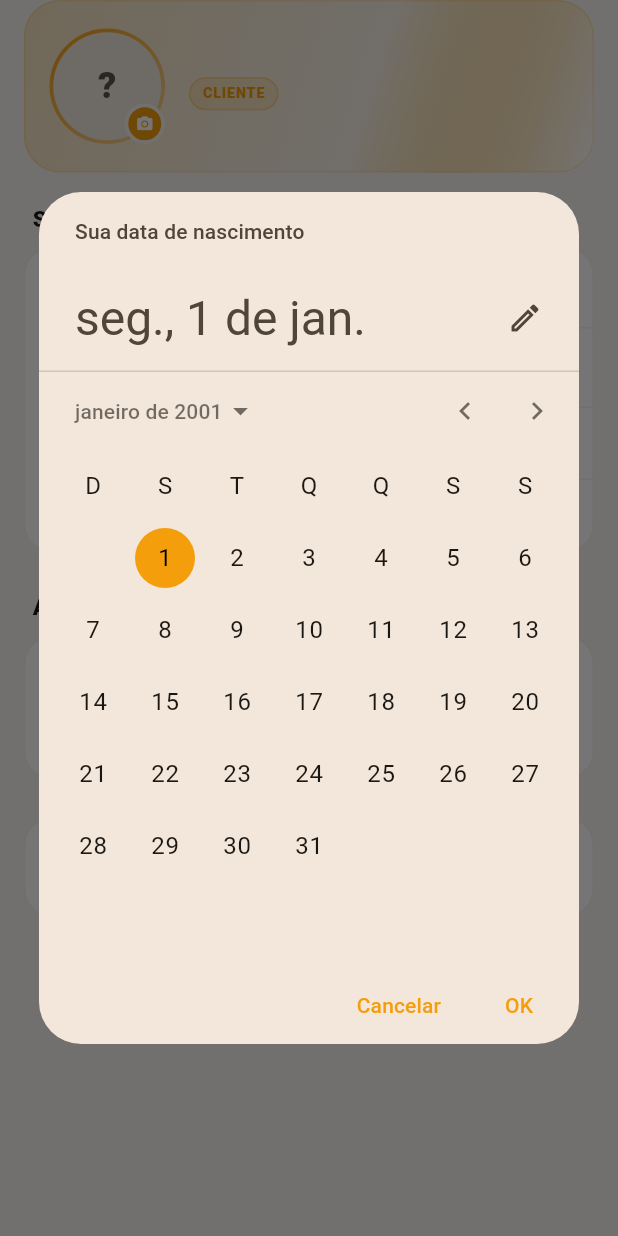
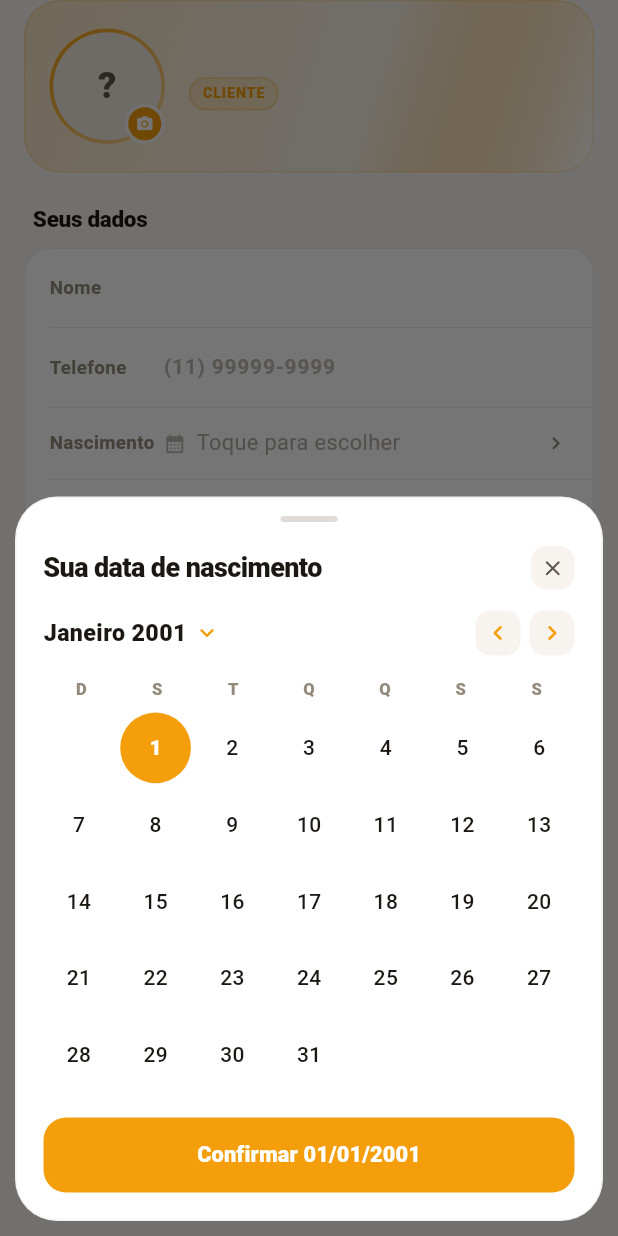
Before and after one commit to alexanderjr02/barbearias-app, a Flutter app: the ProfileScreen screen opened directly, after a tap on "Nascimento", on a phone screen of 412 x 824 dp. Run offline on Flutter 3.47's test engine with Material 3 defaults, Android fonts, the phone set to English and light mode, and no system bars; our stand-ins replace dio, fl_chart, flutter_secure_storage, flutter_tts, google_sign_in, image_picker and 5 more; accounts and stored records are empty; network calls fail.

Commit message:
feat: calendário próprio, cards de barbeiro menores e sem ícone de bolo
O showDatePicker do Material carrega a cara do Material 2 e ignora a cor da
marca — num app white-label isso aparece na hora. Calendário próprio em
bottom sheet: herda o acento, abre de baixo (onde o polegar está) e marca o
dia de hoje com anel.

Detalhe que importa no perfil: tocar no nome do mês abre a grade de anos.
Escolher 1995 paginando mês a mês seriam ~370 toques — o seletor de ano não
é enfeite, é o que torna a data de nascimento preenchível.

Cards de barbeiro: 116 -> 92 de largura, avatar 32 -> 25. Cabem mais na tela
sem rolar, que é o ponto de uma lista de escolha.

Co-Authored-By: Claude Opus 4.8 <noreply@anthropic.com>

```diff
--- /dev/null
+++ b/mobile/lib/core/widgets/cortix_date_picker.dart
@@ -0,0 +1,343 @@
+import 'package:flutter/material.dart';
+import '../theme/app_theme.dart';
+
+/// Calendário próprio, em bottom sheet.
+///
+/// O `showDatePicker` do Material carrega a cara do Material 2 e ignora a cor
+/// da marca da barbearia — num app white-label isso aparece feio na hora. Este
+/// aqui herda o acento, abre de baixo (onde o polegar está) e, quando o
+/// intervalo é longo, deixa saltar direto para o ano: escolher 1995 paginando
+/// mês a mês são 370 toques.
+Future<DateTime?> showCortixDatePicker({
+  required BuildContext context,
+  required DateTime initialDate,
+  required DateTime firstDate,
+  required DateTime lastDate,
+  String title = 'Escolha a data',
+}) {
+  return showModalBottomSheet<DateTime>(
+    context: context,
+    isScrollControlled: true,
+    backgroundColor: Colors.transparent,
+    builder: (_) => _CortixDatePicker(
+      initialDate: initialDate,
+      firstDate: firstDate,
+      lastDate: lastDate,
+      title: title,
+    ),
+  );
+}
+
+class _CortixDatePicker extends StatefulWidget {
+  final DateTime initialDate, firstDate, lastDate;
+  final String title;
+  const _CortixDatePicker({
+    required this.initialDate,
+    required this.firstDate,
+    required this.lastDate,
+    required this.title,
+  });
+
+  @override
+  State<_CortixDatePicker> createState() => _CortixDatePickerState();
+}
+
+class _CortixDatePickerState extends State<_CortixDatePicker> {
+  late DateTime _selected;
+  late DateTime _month;
+  bool _pickingYear = false;
+
+  static const _monthNames = [
+    'Janeiro', 'Fevereiro', 'Março', 'Abril', 'Maio', 'Junho',
+    'Julho', 'Agosto', 'Setembro', 'Outubro', 'Novembro', 'Dezembro',
+  ];
+  static const _weekdays = ['D', 'S', 'T', 'Q', 'Q', 'S', 'S'];
+
+  @override
+  void initState() {
+    super.initState();
+    _selected = _clamp(widget.initialDate);
+    _month = DateTime(_selected.year, _selected.month);
+  }
+
+  DateTime _clamp(DateTime d) {
+    if (d.isBefore(widget.firstDate)) return widget.firstDate;
+    if (d.isAfter(widget.lastDate)) return widget.lastDate;
+    return d;
+  }
+
+  bool _sameDay(DateTime a, DateTime b) => a.year == b.year && a.month == b.month && a.day == b.day;
+
+  bool _enabled(DateTime d) {
+    final day = DateTime(d.year, d.month, d.day);
+    final first = DateTime(widget.firstDate.year, widget.firstDate.month, widget.firstDate.day);
+    final last = DateTime(widget.lastDate.year, widget.lastDate.month, widget.lastDate.day);
+    return !day.isBefore(first) && !day.isAfter(last);
+  }
+
+  bool get _canPrev => _month.isAfter(DateTime(widget.firstDate.year, widget.firstDate.month));
+  bool get _canNext => _month.isBefore(DateTime(widget.lastDate.year, widget.lastDate.month));
+
+  void _shiftMonth(int by) {
+    setState(() => _month = DateTime(_month.year, _month.month + by));
+  }
+
+  @override
+  Widget build(BuildContext context) {
+    final palette = AppPalette.of(context);
+    final accent = Theme.of(context).colorScheme.primary;
+
+    return Container(
+      margin: const EdgeInsets.all(10),
+      padding: const EdgeInsets.fromLTRB(18, 12, 18, 18),
+      decoration: BoxDecoration(
+        color: palette.surface,
+        borderRadius: BorderRadius.circular(28),
+        border: Border.all(color: palette.textFaint.withValues(alpha: 0.12)),
+      ),
+      child: SafeArea(
+        top: false,
+        child: Column(
+          mainAxisSize: MainAxisSize.min,
+          children: [
+            // Puxador — sinaliza que dá pra arrastar pra fechar.
+            Container(
+              width: 38,
+              height: 4,
+              decoration: BoxDecoration(
+                color: palette.textFaint.withValues(alpha: 0.3),
+                borderRadius: BorderRadius.circular(10),
+              ),
+            ),
+            const SizedBox(height: 16),
+            Row(
+              children: [
+                Expanded(
+                  child: Text(widget.title,
+                      style: TextStyle(
+                        color: palette.textPrimary,
+                        fontSize: 18,
+                        fontWeight: FontWeight.w900,
+                        letterSpacing: -0.4,
+                      )),
+                ),
+                GestureDetector(
+                  onTap: () => Navigator.of(context).pop(),
+                  child: Container(
+                    padding: const EdgeInsets.all(6),
+                    decoration: BoxDecoration(
+                      color: palette.bg,
+                      borderRadius: BorderRadius.circular(10),
+                    ),
+                    child: Icon(Icons.close_rounded, size: 17, color: palette.textSecondary),
+                  ),
+                ),
+              ],
+            ),
+            const SizedBox(height: 14),
+
+            // Cabeçalho do mês. Tocar no nome abre a lista de anos.
+            Row(
+              children: [
+                GestureDetector(
+                  onTap: () => setState(() => _pickingYear = !_pickingYear),
+                  child: Row(
+                    children: [
+                      Text(
+                        _pickingYear ? 'Escolha o ano' : '${_monthNames[_month.month - 1]} ${_month.year}',
+                        style: TextStyle(
+                          color: palette.textPrimary,
+                          fontSize: 15.5,
+                          fontWeight: FontWeight.w800,
+                        ),
+                      ),
+                      const SizedBox(width: 4),
+                      AnimatedRotation(
+                        turns: _pickingYear ? 0.5 : 0,
+                        duration: const Duration(milliseconds: 200),
+                        child: Icon(Icons.expand_more_rounded, size: 19, color: accent),
+                      ),
+                    ],
+                  ),
+                ),
+                const Spacer(),
+                if (!_pickingYear) ...[
+                  _NavBtn(icon: Icons.chevron_left_rounded, enabled: _canPrev, accent: accent, palette: palette, onTap: () => _shiftMonth(-1)),
+                  const SizedBox(width: 6),
+                  _NavBtn(icon: Icons.chevron_right_rounded, enabled: _canNext, accent: accent, palette: palette, onTap: () => _shiftMonth(1)),
+                ],
+              ],
+            ),
+            const SizedBox(height: 14),
+
+            SizedBox(
+              height: 280,
+              child: _pickingYear
+                  ? _yearGrid(palette, accent)
+                  : Column(
+                      children: [
+                        Row(
+                          children: [
+                            for (final w in _weekdays)
+                              Expanded(
+                                child: Center(
+                                  child: Text(w,
+                                      style: TextStyle(
+                                        color: palette.textFaint,
+                                        fontSize: 11,
+                                        fontWeight: FontWeight.w800,
+                                      )),
+                                ),
+                              ),
+                          ],
+                        ),
+                        const SizedBox(height: 8),
+                        Expanded(child: _dayGrid(palette, accent)),
+                      ],
+                    ),
+            ),
+
+            const SizedBox(height: 14),
+            SizedBox(
+              width: double.infinity,
+              height: 50,
+              child: FilledButton(
+                onPressed: () => Navigator.of(context).pop(_selected),
+                style: FilledButton.styleFrom(
+                  backgroundColor: accent,
+                  foregroundColor: contrastingTextColor(accent),
+                  shape: RoundedRectangleBorder(borderRadius: BorderRadius.circular(15)),
+                ),
+                child: Text(
+                  'Confirmar ${_selected.day.toString().padLeft(2, '0')}/${_selected.month.toString().padLeft(2, '0')}/${_selected.year}',
+                  style: const TextStyle(fontWeight: FontWeight.w800, fontSize: 14.5),
+                ),
+              ),
+            ),
+          ],
+        ),
+      ),
+    );
+  }
+
+  Widget _dayGrid(AppPalette palette, Color accent) {
+    final first = DateTime(_month.year, _month.month, 1);
+    final daysInMonth = DateTime(_month.year, _month.month + 1, 0).day;
+    final leading = first.weekday % 7; // domingo = 0
+    final today = DateTime.now();
+    final cells = leading + daysInMonth;
+
+    return GridView.builder(
+      padding: EdgeInsets.zero,
+      physics: const NeverScrollableScrollPhysics(),
+      gridDelegate: const SliverGridDelegateWithFixedCrossAxisCount(
+        crossAxisCount: 7,
+        mainAxisSpacing: 4,
+        crossAxisSpacing: 4,
+      ),
+      itemCount: cells,
+      itemBuilder: (context, i) {
+        if (i < leading) return const SizedBox.shrink();
+        final date = DateTime(_month.year, _month.month, i - leading + 1);
+        final enabled = _enabled(date);
+        final selected = _sameDay(date, _selected);
+        final isToday = _sameDay(date, today);
+
+        return GestureDetector(
+          onTap: enabled ? () => setState(() => _selected = date) : null,
+          child: AnimatedContainer(
+            duration: const Duration(milliseconds: 160),
+            decoration: BoxDecoration(
+              color: selected ? accent : Colors.transparent,
+              shape: BoxShape.circle,
+              border: !selected && isToday ? Border.all(color: accent.withValues(alpha: 0.5), width: 1.5) : null,
+            ),
+            alignment: Alignment.center,
+            child: Text(
+              '${date.day}',
+              style: TextStyle(
+                color: selected
+                    ? contrastingTextColor(accent)
+                    : enabled
+                        ? palette.textPrimary
+                        : palette.textFaint.withValues(alpha: 0.3),
+                fontSize: 14,
+                fontWeight: selected || isToday ? FontWeight.w900 : FontWeight.w500,
+              ),
+            ),
+          ),
+        );
+      },
+    );
+  }
+
+  Widget _yearGrid(AppPalette palette, Color accent) {
+    final years = [
+      for (var y = widget.lastDate.year; y >= widget.firstDate.year; y--) y,
+    ];
+    return GridView.builder(
+      padding: EdgeInsets.zero,
+      gridDelegate: const SliverGridDelegateWithFixedCrossAxisCount(
+        crossAxisCount: 3,
+        mainAxisSpacing: 8,
+        crossAxisSpacing: 8,
+        childAspectRatio: 2.1,
+      ),
+      itemCount: years.length,
+      itemBuilder: (context, i) {
+        final y = years[i];
+        final selected = y == _month.year;
+        return GestureDetector(
+          onTap: () => setState(() {
+            _month = DateTime(y, _month.month);
+            _selected = _clamp(DateTime(y, _selected.month, _selected.day));
+            _pickingYear = false;
+          }),
+          child: Container(
+            alignment: Alignment.center,
+            decoration: BoxDecoration(
+              color: selected ? accent : palette.bg,
+              borderRadius: BorderRadius.circular(12),
+            ),
+            child: Text('$y',
+                style: TextStyle(
+                  color: selected ? contrastingTextColor(accent) : palette.textPrimary,
+                  fontWeight: FontWeight.w800,
+                  fontSize: 14.5,
+                )),
+          ),
+        );
+      },
+    );
+  }
+}
+
+class _NavBtn extends StatelessWidget {
+  final IconData icon;
+  final bool enabled;
+  final VoidCallback onTap;
+  final Color accent;
+  final AppPalette palette;
+  const _NavBtn({
+    required this.icon,
+    required this.enabled,
+    required this.onTap,
+    required this.accent,
+    required this.palette,
+  });
+
+  @override
+  Widget build(BuildContext context) {
+    return GestureDetector(
+      onTap: enabled ? onTap : null,
+      child: Container(
+        padding: const EdgeInsets.all(5),
+        decoration: BoxDecoration(
+          color: palette.bg,
+          borderRadius: BorderRadius.circular(10),
+        ),
+        child: Icon(icon, size: 20, color: enabled ? accent : palette.textFaint.withValues(alpha: 0.35)),
+      ),
+    );
+  }
+}
--- a/mobile/lib/features/cliente/new_appointment_screen.dart
+++ b/mobile/lib/features/cliente/new_appointment_screen.dart
@@ -8,6 +8,7 @@ import '../../core/api/api_exception.dart';
 import '../../core/theme/app_theme.dart';
 import '../../core/theme/cortix_theme.dart';
 import '../../core/widgets/br_phone_formatter.dart';
+import '../../core/widgets/cortix_date_picker.dart';
 import '../auth/session_provider.dart';
 import 'booking_repository.dart';
 import 'client_repository.dart';
@@ -180,11 +181,12 @@ class _NewAppointmentScreenState extends State<NewAppointmentScreen> {
 
   Future<void> _pickDate() async {
     final now = DateTime.now();
-    final picked = await showDatePicker(
+    final picked = await showCortixDatePicker(
       context: context,
-      initialDate: now,
+      initialDate: _selectedDate ?? now,
       firstDate: now,
       lastDate: now.add(const Duration(days: 60)),
+      title: 'Escolha o dia',
     );
     if (picked != null) _selectDate(picked);
   }
@@ -424,7 +426,7 @@ class _NewAppointmentScreenState extends State<NewAppointmentScreen> {
                       ),
                       const SizedBox(height: 12),
                       SizedBox(
-                        height: 168,
+                        height: 140,
                         child: ListView.separated(
                           scrollDirection: Axis.horizontal,
                           itemCount: _detail!.staff.length,
@@ -872,8 +874,8 @@ class _BarberCard extends StatelessWidget {
       child: AnimatedContainer(
         duration: const Duration(milliseconds: 200),
         curve: Curves.easeOutCubic,
-        width: 116,
-        padding: const EdgeInsets.fromLTRB(8, 12, 8, 12),
+        width: 92,
+        padding: const EdgeInsets.fromLTRB(6, 10, 6, 10),
         decoration: BoxDecoration(
           gradient: selected
               ? LinearGradient(
@@ -915,7 +917,7 @@ class _BarberCard extends StatelessWidget {
                     ),
                   ),
                   child: CircleAvatar(
-                    radius: 32,
+                    radius: 25,
                     backgroundColor: palette.surfaceAlt,
                     backgroundImage: avatarUrl != null ? NetworkImage(avatarUrl) : null,
                     child: avatarUrl == null
@@ -923,7 +925,7 @@ class _BarberCard extends StatelessWidget {
                             style: TextStyle(
                                 color: selected ? accent : palette.textSecondary,
                                 fontWeight: FontWeight.w900,
-                                fontSize: 19))
+                                fontSize: 16))
                         : null,
                   ),
                 ),
@@ -943,13 +945,13 @@ class _BarberCard extends StatelessWidget {
                   ),
               ],
             ),
-            const SizedBox(height: 9),
+            const SizedBox(height: 7),
             Text(
               staff.name.split(' ').first,
               style: TextStyle(
                 color: selected ? accent : palette.textPrimary,
                 fontWeight: FontWeight.w800,
-                fontSize: 13.5,
+                fontSize: 12.5,
                 letterSpacing: -0.2,
               ),
               maxLines: 1,
@@ -960,7 +962,7 @@ class _BarberCard extends StatelessWidget {
                 padding: const EdgeInsets.only(top: 3),
                 child: Text(
                   staff.specialties!,
-                  style: TextStyle(color: palette.textFaint, fontSize: 10.5, height: 1.25),
+                  style: TextStyle(color: palette.textFaint, fontSize: 9.5, height: 1.2),
                   maxLines: 2,
                   overflow: TextOverflow.ellipsis,
                   textAlign: TextAlign.center,
--- a/mobile/lib/features/profile/profile_screen.dart
+++ b/mobile/lib/features/profile/profile_screen.dart
@@ -5,6 +5,7 @@ import '../../core/api/api_client.dart';
 import '../../core/theme/app_theme.dart';
 import '../../core/theme/theme_controller.dart';
 import '../../core/widgets/app_toast.dart';
+import '../../core/widgets/cortix_date_picker.dart';
 import '../auth/session_provider.dart';
 import '../barbeiro/barbeiro_copilot_screen.dart';
 import 'profile_repository.dart';
@@ -49,12 +50,12 @@ class _ProfileScreenState extends State<ProfileScreen> {
   Future<void> _pickBirthDate() async {
     final now = DateTime.now();
     final current = _birthDate != null ? DateTime.tryParse(_birthDate!) : null;
-    final picked = await showDatePicker(
+    final picked = await showCortixDatePicker(
       context: context,
       initialDate: current ?? DateTime(now.year - 25),
       firstDate: DateTime(now.year - 100),
       lastDate: now,
-      helpText: 'Sua data de nascimento',
+      title: 'Sua data de nascimento',
     );
     if (picked == null) return;
     setState(() {
@@ -315,7 +316,7 @@ class _ProfileScreenState extends State<ProfileScreen> {
                   label: 'Nascimento',
                   value: _birthDate != null ? _formatBirth(_birthDate!) : null,
                   placeholder: 'Toque para escolher',
-                  icon: Icons.cake_rounded,
+                  icon: Icons.calendar_month_rounded,
                   palette: palette,
                   accent: accent,
                   onTap: _pickBirthDate,
```
